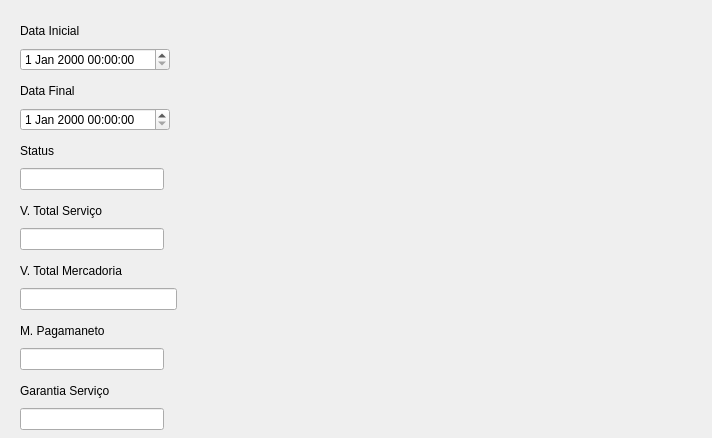
First picture: the form in frm_ordemservico.ui, repository ustop0/TCC, before the edit.
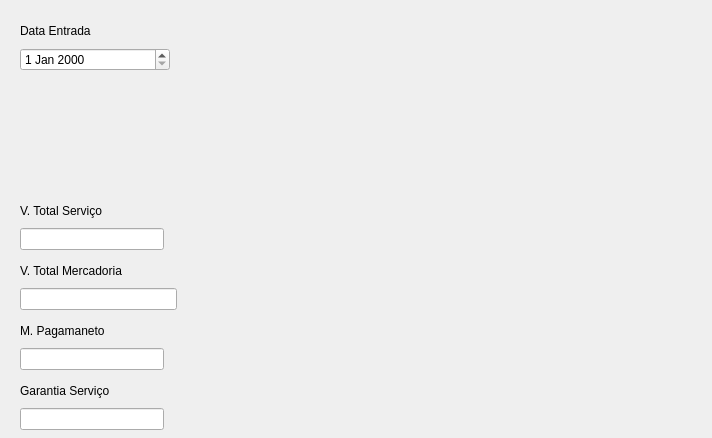
Second picture: the form after the edit.

Commit message: desenvolvendo tela de OS

```diff
--- a/frm_ordemservico.ui
+++ b/frm_ordemservico.ui
@@ -26,56 +26,12 @@
     <item>
      <widget class="QLabel" name="label">
       <property name="text">
-       <string>Data Inicial</string>
+       <string>Data Entrada</string>
       </property>
      </widget>
     </item>
     <item>
-     <widget class="QDateTimeEdit" name="dateTimeEdit"/>
-    </item>
-   </layout>
-  </widget>
-  <widget class="QWidget" name="layoutWidget">
-   <property name="geometry">
-    <rect>
-     <x>20</x>
-     <y>80</y>
-     <width>150</width>
-     <height>51</height>
-    </rect>
-   </property>
-   <layout class="QVBoxLayout" name="verticalLayout_2">
-    <item>
-     <widget class="QLabel" name="label_7">
-      <property name="text">
-       <string>Data Final</string>
-      </property>
-     </widget>
-    </item>
-    <item>
-     <widget class="QDateTimeEdit" name="dateTimeEdit_2"/>
-    </item>
-   </layout>
-  </widget>
-  <widget class="QWidget" name="layoutWidget">
-   <property name="geometry">
-    <rect>
-     <x>20</x>
-     <y>140</y>
-     <width>144</width>
-     <height>50</height>
-    </rect>
-   </property>
-   <layout class="QVBoxLayout" name="verticalLayout_3">
-    <item>
-     <widget class="QLabel" name="label_2">
-      <property name="text">
-       <string>Status</string>
-      </property>
-     </widget>
-    </item>
-    <item>
-     <widget class="QLineEdit" name="lineEdit"/>
+     <widget class="QDateEdit" name="dateEdit"/>
     </item>
    </layout>
   </widget>
```
The commit also changes 2 other files.
